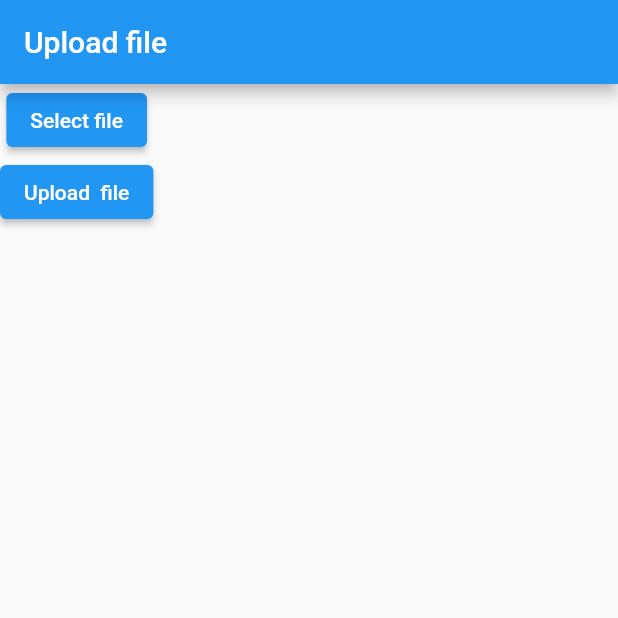
After one commit to Abdusamad98/dio_example_n6, a Flutter app: the screen it shows after launch, after a tap on "Select file", on a phone screen of 412 x 824 dp, the top half of it. The commit adds this screen. Run offline on Flutter 3.47's test engine with Material 2 defaults, Android fonts, the phone set to English and light mode, and no system bars; our stand-ins replace dio, file_picker, keyboard_dismisser, webview_flutter; network calls fail.

Commit message:
some changes

```diff
--- a/lib/data/api_service/api_client.dart
+++ b/lib/data/api_service/api_client.dart
@@ -13,7 +13,7 @@ class ApiClient{
   _init(){
     dio = Dio(
       BaseOptions(
-        baseUrl: "https://jsonplaceholder.typicode.com",
+        baseUrl: "https://banking-api.free.mockoapp.net",//"https://jsonplaceholder.typicode.com",
         connectTimeout: 25000,
         receiveTimeout: 20000,
       ),
--- /dev/null
+++ b/lib/data/api_service/upload_api_service.dart
@@ -0,0 +1,40 @@
+import 'dart:io';
+
+import 'package:dio/dio.dart';
+import 'package:flutter/foundation.dart';
+
+class UploadApiService {
+ static Future<String> uploadProfileImage({
+    required File file,
+  }) async {
+    Dio dio = Dio();
+
+    dio.options.headers = {
+      "Authorization": "Token 3424160f7a50c1841ad90238c30e17b34007cef2",
+      "Accept": "application/json"
+    };
+
+    String fileName = file.path.split('/').last;
+    var myFileForm = await MultipartFile.fromFile(file.path, filename: fileName);
+
+    FormData formData = FormData.fromMap({
+      "avatar_image": myFileForm,
+      "user_id": 5,
+      "type_id": 1,
+    });
+
+    final Response response = await dio.post(
+      "https://chronic.spai.uz/api/upload_user_avatar/",
+      data: formData,
+    );
+
+    debugPrint('client-image-upload');
+    debugPrint('${response.statusCode}');
+
+    if (response.statusCode! >= 200 && response.statusCode! < 300) {
+      return response.data['status'];
+    } else {
+      throw Exception();
+    }
+  }
+}
--- a/lib/main.dart
+++ b/lib/main.dart
@@ -1,12 +1,18 @@
-import 'package:dio_example_n6/album_view_model.dart';
+import 'package:dio_example_n6/transactions_view_model.dart';
 import 'package:dio_example_n6/data/api_service/api_service.dart';
-import 'package:dio_example_n6/data/repository/album_repo.dart';
-import 'package:dio_example_n6/simple_usage.dart';
+import 'package:dio_example_n6/data/repository/transactions_repo.dart';
+import 'package:dio_example_n6/ui/transactions/simple_usage.dart';
+import 'package:dio_example_n6/ui/upload_file/upload_file_toserver.dart';
 import 'package:flutter/material.dart';
 import 'package:provider/provider.dart';
 
 void main() {
-  runApp(ChangeNotifierProvider(create: (context)=>AlbumViewModel(albumRepo: AlbumRepo(apiService: ApiService())),child: MyApp(),));
+  runApp(ChangeNotifierProvider(
+    create: (context) => TransactionsViewModel(
+      transactionsRepo: TransactionsRepo(apiService: ApiService()),
+    ),
+    child: MyApp(),
+  ));
 }
 
 class MyApp extends StatelessWidget {
@@ -20,7 +26,7 @@ class MyApp extends StatelessWidget {
       theme: ThemeData(
         primarySwatch: Colors.blue,
       ),
-      home: SimpleUsage(),
+      home: UploadFileToServer(),
     );
   }
 }
--- /dev/null
+++ b/lib/ui/upload_file/upload_file_toserver.dart
@@ -0,0 +1,58 @@
+import 'dart:io';
+
+import 'package:dio_example_n6/data/api_service/upload_api_service.dart';
+import 'package:file_picker/file_picker.dart';
+import 'package:flutter/material.dart';
+
+class UploadFileToServer extends StatefulWidget {
+  const UploadFileToServer({Key? key}) : super(key: key);
+
+  @override
+  State<UploadFileToServer> createState() => _UploadFileToServerState();
+}
+
+class _UploadFileToServerState extends State<UploadFileToServer> {
+  String status = "";
+  File? file;
+
+  Future<File?> selectFile() async {
+    FilePickerResult? result = await FilePicker.platform.pickFiles();
+
+    if (result != null) {
+      return File(result.files.single.path!);
+    }
+    return null;
+  }
+
+  @override
+  Widget build(BuildContext context) {
+    return Scaffold(
+      appBar: AppBar(
+        title: const Text("Upload file"),
+      ),
+      body: Column(
+        children: [
+          ElevatedButton(
+              onPressed: () async {
+                File? f = await selectFile();
+                if (f != null) {
+                  file = f;
+                  String st =
+                      await UploadApiService.uploadProfileImage(file: f);
+                  setState(() {
+                    status = st;
+                  });
+                }
+              },
+              child: const Text("Select file")),
+          ElevatedButton(onPressed: () {}, child: const Text("Upload  file")),
+          Text(
+            status,
+            style: const TextStyle(fontSize: 40, color: Colors.tealAccent),
+          ),
+          file!=null? Image.file(file!):SizedBox(),
+        ],
+      ),
+    );
+  }
+}
--- a/pubspec.yaml
+++ b/pubspec.yaml
@@ -18,6 +18,7 @@ dependencies:
   flutter_native_splash: ^2.2.16
   keyboard_dismisser: ^3.0.0
   webview_flutter: ^4.0.0
+  file_picker: ^5.2.4
 
 
 dev_dependencies:
```
Also changed, not shown: lib/album_view_model.dart (deleted, +0 -28 lines), lib/data/api_service/api_service.dart (+18 -10 lines), lib/data/models/my_response/my_response.dart (added, +10 -0 lines), lib/data/models/tranfer/data_model.dart (added, +30 -0 lines), lib/data/models/tranfer/recive_model.dart (added, +19 -0 lines), lib/data/models/tranfer/transaction_model.dart (added, +19 -0 lines), lib/data/repository/album_repo.dart (deleted, +0 -9 lines), lib/data/repository/transactions_repo.dart (added, +8 -0 lines), lib/transactions_view_model.dart (added, +27 -0 lines), lib/ui/transactions/simple_usage.dart (renamed from lib/simple_usage.dart, +28 -30 lines), pubspec.lock.
